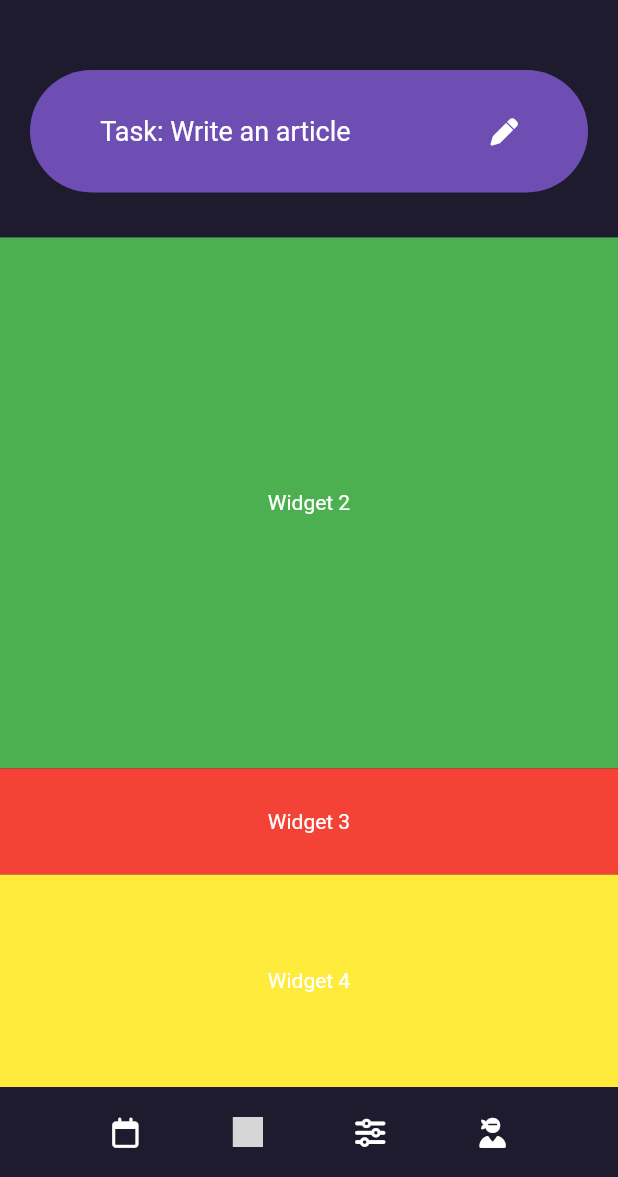
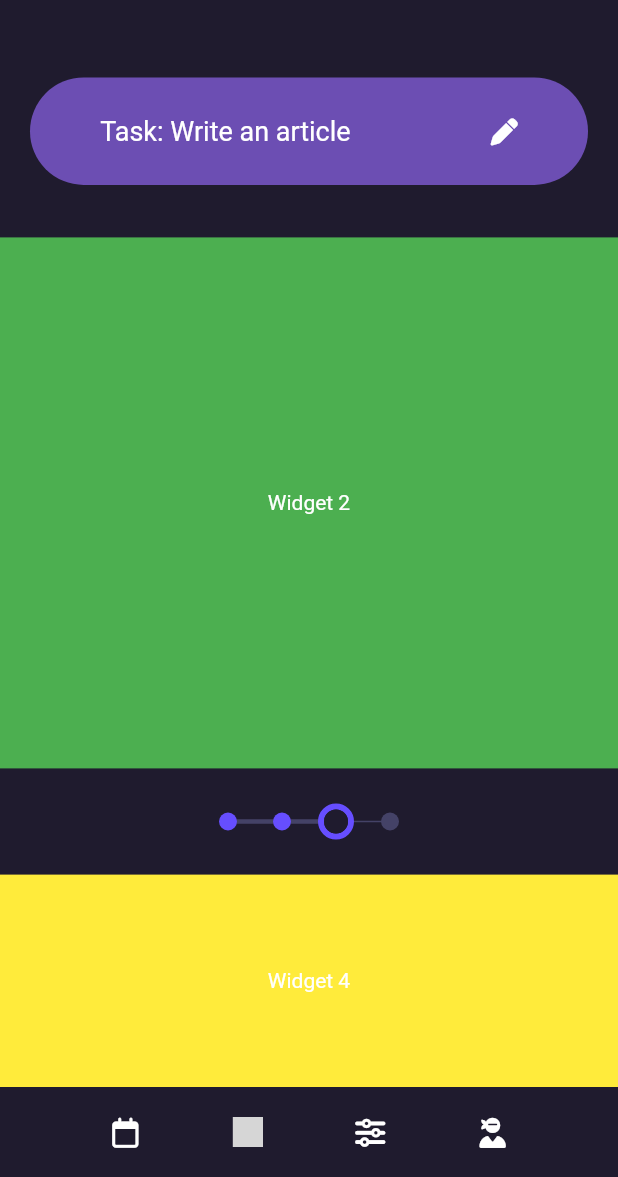
Before and after one commit to NirbhaySirsikar/PomodoroTimer, a Flutter app: the screen it shows after launch, on a phone screen of 412 x 824 dp, the part 59-1236 px from its top. Run offline on Flutter 3.47's test engine with Material 2 defaults, Android fonts, the phone set to English and light mode, and no system bars; our stand-ins replace font_awesome_flutter, google_fonts; missing offline and left inert: flutter_glow; Roboto replaces fonts that are missing (Prompt); grey boxes are pictures that could not be loaded.

Commit message:
Updated widget3 Sliders

```diff
--- a/Flutter Project/lib/main.dart
+++ b/Flutter Project/lib/main.dart
@@ -21,15 +21,26 @@ class Home extends StatelessWidget {
   }
 }
 
-class HomePage extends StatelessWidget {
+class HomePage extends StatefulWidget {
   const HomePage({
     super.key,
   });
 
   @override
+  State<HomePage> createState() => _HomePageState();
+}
+
+class _HomePageState extends State<HomePage> {
+  double value = 3;
+  var color0 = Color(0xff1F1B2E);
+  var color3 = Color(0xff444267);
+  var color1 = Color(0xff664eff);
+  var color2 = Color(0xff6c4eb3);
+
+  @override
   Widget build(BuildContext context) {
     return Scaffold(
-      backgroundColor: const Color(0xff1F1B2E),
+      backgroundColor: color0,
       appBar: AppBar(
         title: const Center(
             child: Text(
@@ -49,12 +60,12 @@ class HomePage extends StatelessWidget {
               flex: 2,
               child: Container(
                 decoration: BoxDecoration(
-                    color: Color(0xff6e4eb3),
+                    color: color2,
                     borderRadius: BorderRadius.all(Radius.circular(100))),
 
                 width: MediaQuery.of(context).size.width,
                 // height: ,
-                margin: EdgeInsets.fromLTRB(20, 30, 20, 30),
+                margin: EdgeInsets.fromLTRB(20, 35, 20, 35),
                 child: Row(
                   mainAxisAlignment: MainAxisAlignment.spaceAround,
                   children: [
@@ -78,10 +89,49 @@ class HomePage extends StatelessWidget {
             ),
             Expanded(
               flex: 1,
+              child: Center(
                 child: Container(
                   height: double.infinity,
-                color: Colors.red,
-                child: Center(child: Text("Widget 3")),
+                  width: 157,
+                  child: DonutSlider(
+                    value: value.toInt(),
+                    min: 0,
+                    max: 4,
+                    onChanged: (value) => setState(() => this.value = value),
+                    divisions: 3,
+                  ),
+                  // child: SliderTheme(
+                  //   data: SliderThemeData(
+
+                  //     trackHeight: 2,
+                  //     thumbShape: RoundSliderThumbShape(
+                  //       disabledThumbRadius: 8,
+                  //       enabledThumbRadius: 8,
+                  //     ),
+                  //     rangeThumbShape: RoundRangeSliderThumbShape(
+                  //       disabledThumbRadius: 8,
+                  //       enabledThumbRadius: 8,
+                  //     ),
+
+                  //     tickMarkShape: RoundSliderTickMarkShape(
+                  //       tickMarkRadius: 6,
+                  //     ),
+                  //     inactiveTickMarkColor: color3,
+                  //     inactiveTrackColor: color3,
+                  //     thumbColor: color1,
+                  //     activeTrackColor: color2,
+                  //     activeTickMarkColor: color1,
+                  //   ),
+                  //   child: Slider(
+                  //     value: value,
+                  //     min: 0,
+                  //     max: 4,
+                  //     onChanged: (value) =>
+                  //         setState(() => this.value = value),
+                  //     divisions: 3,
+                  //   ),
+                  // ),
+                ),
               ),
             ),
             Expanded(
@@ -97,9 +147,7 @@ class HomePage extends StatelessWidget {
       ),
       bottomNavigationBar: Container(
         padding: EdgeInsets.symmetric(vertical: 20, horizontal: 12),
-        child: Row(
-            mainAxisAlignment: MainAxisAlignment.spaceEvenly,
-            children: const [
+        child: Row(mainAxisAlignment: MainAxisAlignment.spaceEvenly, children: [
           Icon(
             FontAwesomeIcons.calendar,
             size: 20,
@@ -109,7 +157,7 @@ class HomePage extends StatelessWidget {
             blurRadius: 10,
             FontAwesomeIcons.clock,
             size: 20,
-                color: Color(0xff664eff),
+            color: color2,
           ),
           Icon(
             FontAwesomeIcons.sliders,
@@ -124,3 +172,137 @@ class HomePage extends StatelessWidget {
     );
   }
 }
+
+//Donut Slider class
+
+class DonutSliderThumbCircle extends SliderComponentShape {
+  final double thumbRadius;
+  final int min;
+  final int max;
+
+  const DonutSliderThumbCircle({
+    required this.thumbRadius,
+    required this.min,
+    required this.max,
+  });
+
+  @override
+  Size getPreferredSize(bool isEnabled, bool isDiscrete) {
+    return Size.fromRadius(thumbRadius);
+  }
+
+  @override
+  void paint(
+    PaintingContext context,
+    Offset center, {
+    required Animation<double> activationAnimation,
+    required Animation<double> enableAnimation,
+    required bool isDiscrete,
+    required TextPainter labelPainter,
+    required RenderBox parentBox,
+    required SliderThemeData sliderTheme,
+    required TextDirection textDirection,
+    required double value,
+    required double textScaleFactor,
+    required Size sizeWithOverflow,
+  }) {
+    final Canvas canvas = context.canvas;
+    final paint = Paint()
+      ..color = sliderTheme.thumbColor!
+      ..style = PaintingStyle.stroke
+      ..strokeWidth = 4;
+    final paintInside = Paint()
+      ..color = Color(0xff1F1B2E)
+      ..style = PaintingStyle.fill
+      ..strokeWidth = 0;
+
+    // Draw the outer circle of the thumb
+    canvas.drawCircle(center, thumbRadius, paint);
+    //Draw inner circle of the thumb
+    canvas.drawCircle(center, 8, paintInside);
+
+    // final double startAngle = valueToRadians(min, max, value);
+
+    // Draw the donut-shaped thumb
+    paint
+      ..color = sliderTheme.activeTickMarkColor!
+      ..style = PaintingStyle.fill;
+
+    // canvas.drawArc(
+    //   Rect.fromCircle(center: center, radius: thumbRadius),
+    //   startAngle,
+    //   degToRadians(270),
+    //   true,
+    //   paint,
+    // );
+  }
+}
+
+double valueToRadians(int min, int max, double value) {
+  return ((value - min) / (max - min) * 3 * 3.14 / 2 + 3.14 / 4);
+}
+
+double degToRadians(double deg) {
+  return deg * 3.14 / 180;
+}
+
+class DonutSlider extends StatelessWidget {
+  final int min;
+  final int max;
+  final int value;
+  final ValueChanged<double> onChanged;
+  final int divisions;
+
+  DonutSlider({
+    Key? key,
+    required this.min,
+    required this.max,
+    required this.value,
+    required this.onChanged,
+    required this.divisions,
+  }) : super(key: key);
+
+  //Custom colors
+
+  var color0 = Color(0xff1F1B2E);
+  var color3 = Color(0xff444267);
+  var color1 = Color(0xff664eff);
+  var color2 = Color(0xff6c4eb3);
+  @override
+  Widget build(BuildContext context) {
+    return SliderTheme(
+      data: SliderTheme.of(context).copyWith(
+        thumbShape: DonutSliderThumbCircle(
+          thumbRadius: 10,
+          min: min,
+          max: max,
+        ),
+
+        //Custom added parameters
+        trackHeight: 1,
+        rangeThumbShape: RoundRangeSliderThumbShape(
+          disabledThumbRadius: 8,
+          enabledThumbRadius: 8,
+        ),
+
+        tickMarkShape: RoundSliderTickMarkShape(
+          tickMarkRadius: 6,
+        ),
+        overlayColor: Colors.transparent,
+        inactiveTickMarkColor: color3,
+        inactiveTrackColor: color3,
+        thumbColor: color1,
+        activeTrackColor: color3,
+        activeTickMarkColor: color1,
+
+      ),
+      child: Slider(
+        min: min.toDouble(),
+        max: max.toDouble(),
+        value: value.toDouble(),
+        onChanged: onChanged,
+        divisions: divisions,
+      ),
+    );
+  }
+}
```
Lines whose indentation alone changed are shown as unchanged.
